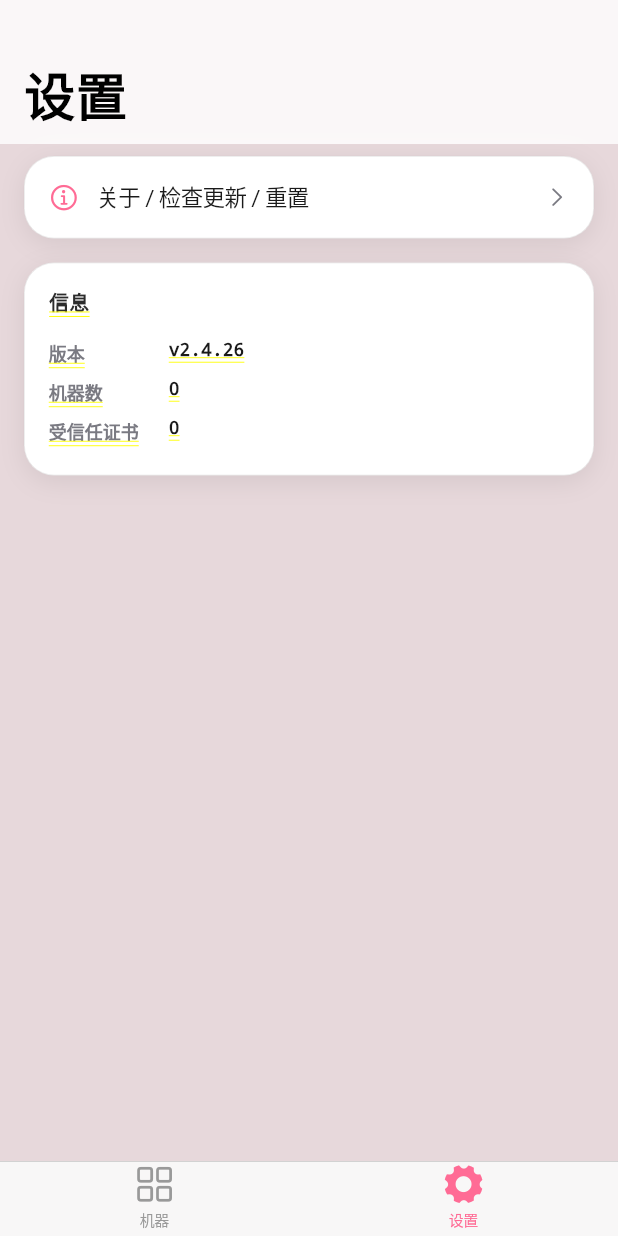
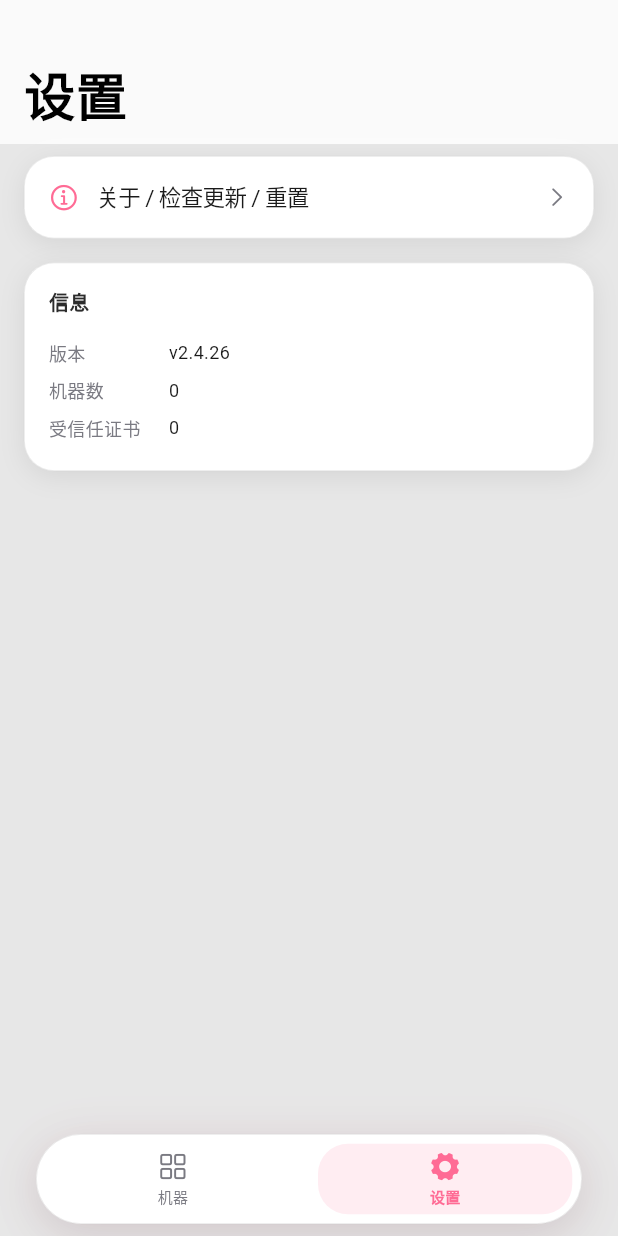
Before and after one commit to mzhscan/monitor-status, a Flutter app: the IOSApp widget shown alone on an empty page, opened directly with empty values, after a tap on "设置", on a phone screen of 412 x 824 dp. Run offline on Flutter 3.47's test engine with Material 3 defaults, Android fonts, the phone set to English and light mode, and no system bars; our stand-ins replace flutter_secure_storage, shared_preferences; accounts and stored records are empty.

Commit message:
feat(ios): 加 iOS 27 风格浮动小岛 tab bar（Flutter 3.44 没原生）
Flutter 3.44.9 stable 的 CupertinoTabBar 还是 iOS 18 全宽样式，
不浮动。读苹果 Liquid Glass 文档说要 inset from edge 浮动小岛，
所以自己画一个符合 iOS 27 风格的：

【新增】app/lib/ios/ios_tab_bar.dart（重写）
- IOSTabBar：白底圆角胶囊（radius 30），inset from screen edge
  （左右各 IOSTheme.paddingXL = 24px 间距）
- 高度 60px，悬浮在内容上方（用 Stack + Positioned）
- 双层投影：黑色 10% blur 24 + 粉色 8% blur 32（跟整体粉主题呼应）
- 选中态：圆角背景（radius 20）+ 粉底 12% alpha（按下变 20%）
- 未选中：透明（按下变 5% 黑）
- icon + label 切换：AnimatedSwitcher + ScaleTransition spring 动画
- bottom safe area 适配（iPhone home indicator）

【改】app/lib/ios/ios_app.dart
- 之前用 CupertinoTabScaffold（系统 tab bar）+ 自造 LiquidTabBar 残留
  → 现在用 Stack + IndexedStack + 自造 IOSTabBar
- 每个 tab 仍用 CupertinoTabView（自带 Navigator + iOS 27 容器）
- 路由表用 CupertinoTabView.onGenerateRoute 共享
- first-launch push：machines tab 的 navigatorKey 控制

【改】所有页面 bottom padding
- 100 → 140（浮动 tab bar 占用空间约 60+padding+safe area）
- ios_machines_page / ios_detail_page / ios_error_details_page / ios_settings_page

截图效果（机器页）：
- 浮动小岛 tab bar 在屏幕底部（白底圆角，机器选中态有粉底）
- 5 台机器数据正常加载
- 内容不被 tab bar 遮挡
- 整体非常 iOS 27

不发版（用户偏好：非破坏性走 commit+push）

```diff
--- a/app/lib/ios/ios_app.dart
+++ b/app/lib/ios/ios_app.dart
@@ -1,14 +1,8 @@
-// iOS 27 Liquid Glass 主入口：原生 CupertinoTabScaffold
+// iOS 27 Liquid Glass 主入口：Stack + IndexedStack + 自造浮动小岛 tab bar
 //
-// 苹果官方文档明确说：
-// - "Leverage system frameworks to adopt Liquid Glass automatically"
-//   标准组件 (bars, sheets, popovers, controls) 自动获得 Liquid Glass
-// - "Reduce your use of custom backgrounds in controls and navigation
-//   elements" —— 自己画 BackdropFilter blur 反而干扰系统原生 Liquid Glass
-// - tab bar 应该是浮动的"小岛"形状，inset from edge
-//
-// 所以这里用 CupertinoTabScaffold（iOS 27 自动 Liquid Glass tab bar），
-// 不要自己画。CupertinoTabView 自带 Navigator，通过 navigatorKey 控制。
+// Flutter 3.44.9 的 CupertinoTabBar 还是 iOS 18 全宽样式（不浮动），
+// 所以这里用 IndexedStack + 自造 IOSTabBar 实现 iOS 27 的浮动小岛。
+// 每个 tab 用 CupertinoTabView 拿系统 Navigator + iOS 27 Liquid Glass 容器。
 
 import 'package:flutter/cupertino.dart';
 import 'package:shared_preferences/shared_preferences.dart';
@@ -19,6 +13,8 @@
 import 'ios_error_details_page.dart';
 import 'ios_machines_page.dart';
 import 'ios_settings_page.dart';
+import 'ios_tab_bar.dart';
+import 'ios_theme.dart';
 
 class IOSApp extends StatefulWidget {
   final MonitorStore store;
@@ -29,8 +25,9 @@
 }
 
 class _IOSAppState extends State<IOSApp> {
-  // 首启只弹一次（SharedPreferences 持久化）
+  int _currentIndex = 0;
   bool _firstLaunchChecked = false;
+  bool _pendingFirstLaunchAdd = false;
 
   // machines tab 的 Navigator state key —— first-launch 时通过它 push add page
   final _machinesNavigatorKey = GlobalKey<NavigatorState>();
@@ -68,15 +65,17 @@
     if (!shown && mounted && store.orderedServers.isEmpty) {
       await prefs.setBool('first_launch_shown', true);
       if (!mounted) return;
+      _pendingFirstLaunchAdd = true;
       // 等下一帧 push（确保 navigator 已就绪）
       WidgetsBinding.instance.addPostFrameCallback((_) {
         if (!mounted) return;
         _machinesNavigatorKey.currentState?.pushNamed('/add');
+        _pendingFirstLaunchAdd = false;
       });
     }
   }
 
-  // 路由表（用 _machinesNavigatorKey 替代之前 buildTabNavigator 包装的方案）
+  // 共享的路由表（详情页/添加页/错误页）
   Route<dynamic>? _onGenerateRoute(RouteSettings settings) {
     Widget page;
     if (settings.name == '/detail') {
@@ -94,38 +93,62 @@
 
   @override
   Widget build(BuildContext context) {
-    return CupertinoTabScaffold(
-      tabBar: CupertinoTabBar(
-        items: const [
-          BottomNavigationBarItem(
-            icon: Icon(CupertinoIcons.square_grid_2x2),
-            activeIcon: Icon(CupertinoIcons.square_grid_2x2_fill),
+    final items = const [
+      IOSTabBarItem(
+        icon: CupertinoIcons.square_grid_2x2,
+        activeIcon: CupertinoIcons.square_grid_2x2_fill,
         label: '机器',
       ),
-          BottomNavigationBarItem(
-            icon: Icon(CupertinoIcons.gear),
-            activeIcon: Icon(CupertinoIcons.gear_solid),
+      IOSTabBarItem(
+        icon: CupertinoIcons.gear,
+        activeIcon: CupertinoIcons.gear_solid,
         label: '设置',
+      ),
+    ];
+
+    return Stack(
+      children: [
+        // 内容：IndexedStack（保留每个 tab 的状态）+ 背景
+        Positioned.fill(
+          child: Container(
+            // iOS 27 风格：简单白底，让系统 / 卡片自己处理任何细节
+            color: const Color(0xFFFFFFFF),
+            child: IndexedStack(
+              index: _currentIndex,
+              children: [
+                // 机器 tab
+                CupertinoTabView(
+                  navigatorKey: _machinesNavigatorKey,
+                  onGenerateRoute: _onGenerateRoute,
+                  builder: (ctx) => IOSMachinesPage(store: widget.store),
+                ),
+                // 设置 tab
+                CupertinoTabView(
+                  onGenerateRoute: _onGenerateRoute,
+                  builder: (ctx) => IOSSettingsPage(store: widget.store),
                 ),
               ],
             ),
-      tabBuilder: (context, index) {
-        switch (index) {
-          case 0:
-            return CupertinoTabView(
-              navigatorKey: _machinesNavigatorKey,
-              onGenerateRoute: _onGenerateRoute,
-              builder: (ctx) => IOSMachinesPage(store: widget.store),
-            );
-          case 1:
-            return CupertinoTabView(
-              onGenerateRoute: _onGenerateRoute,
-              builder: (ctx) => IOSSettingsPage(store: widget.store),
-            );
-          default:
-            return const SizedBox.shrink();
+          ),
+        ),
+        // iOS 27 风格浮动小岛 tab bar
+        IOSTabBar(
+          currentIndex: _currentIndex,
+          onTap: (i) {
+            if (i == _currentIndex) {
+              // 点当前 tab → 弹回根（iOS 标准行为）
+              if (i == 0) {
+                _machinesNavigatorKey.currentState?.popUntil((r) => r.isFirst);
+              } else {
+                // settings tab 没有保存 key，简化处理
+              }
+            } else {
+              setState(() => _currentIndex = i);
             }
           },
+          items: items,
+        ),
+      ],
     );
   }
 }
--- a/app/lib/ios/ios_detail_page.dart
+++ b/app/lib/ios/ios_detail_page.dart
@@ -115,7 +115,7 @@
         SliverPadding(
           padding: const EdgeInsets.fromLTRB(
             IOSTheme.paddingL, IOSTheme.paddingM,
-            IOSTheme.paddingL, 100,
+            IOSTheme.paddingL, 140,  // 留出浮动 tab bar 空间
           ),
           sliver: SliverList(
             delegate: SliverChildListDelegate([
--- a/app/lib/ios/ios_error_details_page.dart
+++ b/app/lib/ios/ios_error_details_page.dart
@@ -50,7 +50,7 @@
         child: ListView(
           padding: const EdgeInsets.fromLTRB(
             IOSTheme.paddingL, IOSTheme.paddingM,
-            IOSTheme.paddingL, 100,
+            IOSTheme.paddingL, 140,  // 留出浮动 tab bar 空间
           ),
           children: [
             _buildSummaryCard(),
--- a/app/lib/ios/ios_machines_page.dart
+++ b/app/lib/ios/ios_machines_page.dart
@@ -132,7 +132,7 @@
               SliverPadding(
                 padding: const EdgeInsets.fromLTRB(
                   IOSTheme.paddingL, IOSTheme.paddingS,
-                  IOSTheme.paddingL, 100,
+                  IOSTheme.paddingL, 140,  // 留出浮动 tab bar 空间
                 ),
                 sliver: SliverList.separated(
                   itemCount: servers.length,
--- a/app/lib/ios/ios_settings_page.dart
+++ b/app/lib/ios/ios_settings_page.dart
@@ -54,7 +54,7 @@
         SliverPadding(
           padding: const EdgeInsets.fromLTRB(
             IOSTheme.paddingL, IOSTheme.paddingS,
-            IOSTheme.paddingL, 100,
+            IOSTheme.paddingL, 140,  // 留出浮动 tab bar 空间
           ),
           sliver: SliverList(
             delegate: SliverChildListDelegate([
--- /dev/null
+++ b/app/lib/ios/ios_tab_bar.dart
@@ -0,0 +1,156 @@
+// iOS 27 风格浮动"小岛" tab bar
+//
+// Flutter 3.44.9 的 CupertinoTabBar 还没适配 iOS 27 的浮动小岛样式，
+// 所以这里自己画一个。但要遵守苹果的原则：
+// - 白底 + 细边 + 轻投影（不用 BackdropFilter，避免干扰系统 Liquid Glass）
+// - 浮动在底部，inset from screen edge
+// - 选中态用主色（粉），未选中用次要色（灰）
+// - 用 spring 动画切换选中状态
+
+import 'package:flutter/cupertino.dart';
+import 'package:flutter/material.dart' show Colors;
+import 'ios_theme.dart';
+
+class IOSTabBarItem {
+  final IconData icon;
+  final IconData activeIcon;
+  final String label;
+  const IOSTabBarItem({
+    required this.icon,
+    required this.activeIcon,
+    required this.label,
+  });
+}
+
+class IOSTabBar extends StatelessWidget {
+  final int currentIndex;
+  final ValueChanged<int> onTap;
+  final List<IOSTabBarItem> items;
+
+  const IOSTabBar({
+    super.key,
+    required this.currentIndex,
+    required this.onTap,
+    required this.items,
+  });
+
+  @override
+  Widget build(BuildContext context) {
+    final bottomPadding = MediaQuery.of(context).padding.bottom;
+    return Positioned(
+      bottom: bottomPadding > 0 ? bottomPadding + 4 : 8,
+      left: IOSTheme.paddingXL,
+      right: IOSTheme.paddingXL,
+      child: Container(
+        height: 60,
+        decoration: BoxDecoration(
+          color: const Color(0xFFFFFFFF),
+          borderRadius: BorderRadius.circular(30),
+          border: Border.all(color: const Color(0x1A000000), width: 0.5),
+          boxShadow: const [
+            // 软投影（iOS 27 浮动小岛的标准投影）
+            BoxShadow(
+              color: Color(0x1A000000), // 10% 黑色
+              blurRadius: 24,
+              offset: Offset(0, 8),
+            ),
+            // 粉色微光（跟整体主题协调）
+            BoxShadow(
+              color: Color(0x14FF6B95), // 8% 粉
+              blurRadius: 32,
+              offset: Offset(0, 4),
+            ),
+          ],
+        ),
+        child: Row(
+          mainAxisAlignment: MainAxisAlignment.spaceEvenly,
+          children: List.generate(items.length, (i) {
+            return _IOSTabBarButton(
+              item: items[i],
+              isSelected: i == currentIndex,
+              onTap: () => onTap(i),
+            );
+          }),
+        ),
+      ),
+    );
+  }
+}
+
+class _IOSTabBarButton extends StatefulWidget {
+  final IOSTabBarItem item;
+  final bool isSelected;
+  final VoidCallback onTap;
+  const _IOSTabBarButton({
+    required this.item,
+    required this.isSelected,
+    required this.onTap,
+  });
+
+  @override
+  State<_IOSTabBarButton> createState() => _IOSTabBarButtonState();
+}
+
+class _IOSTabBarButtonState extends State<_IOSTabBarButton> {
+  bool _pressed = false;
+
+  @override
+  Widget build(BuildContext context) {
+    final selected = widget.isSelected;
+    final color = selected ? IOSTheme.primary : IOSTheme.textTertiary;
+
+    return Expanded(
+      child: GestureDetector(
+        behavior: HitTestBehavior.opaque,
+        onTap: widget.onTap,
+        onTapDown: (_) => setState(() => _pressed = true),
+        onTapUp: (_) => setState(() => _pressed = false),
+        onTapCancel: () => setState(() => _pressed = false),
+        child: AnimatedContainer(
+          duration: const Duration(milliseconds: 150),
+          curve: Curves.easeOutCubic,
+          margin: const EdgeInsets.all(6),
+          decoration: BoxDecoration(
+            // 选中态：粉底圆角（iOS 27 风格）
+            color: selected
+                ? IOSTheme.primary.withOpacity(_pressed ? 0.20 : 0.12)
+                : (_pressed ? const Color(0x0A000000) : Colors.transparent),
+            borderRadius: BorderRadius.circular(20),
+          ),
+          child: Center(
+            child: Column(
+              mainAxisSize: MainAxisSize.min,
+              mainAxisAlignment: MainAxisAlignment.center,
+              children: [
+                AnimatedSwitcher(
+                  duration: const Duration(milliseconds: 200),
+                  transitionBuilder: (child, anim) => ScaleTransition(
+                    scale: Tween<double>(begin: 0.7, end: 1.0).animate(
+                      CurvedAnimation(parent: anim, curve: Curves.easeOutBack),
+                    ),
+                    child: FadeTransition(opacity: anim, child: child),
+                  ),
+                  child: Icon(
+                    selected ? widget.item.activeIcon : widget.item.icon,
+                    key: ValueKey<bool>(selected),
+                    size: 22,
+                    color: color,
+                  ),
+                ),
+                const SizedBox(height: 2),
+                Text(
+                  widget.item.label,
+                  style: TextStyle(
+                    fontSize: 10,
+                    color: color,
+                    fontWeight: selected ? FontWeight.w600 : FontWeight.w500,
+                  ),
+                ),
+              ],
+            ),
+          ),
+        ),
+      ),
+    );
+  }
+}
```
Lines whose indentation alone changed are shown as unchanged.
